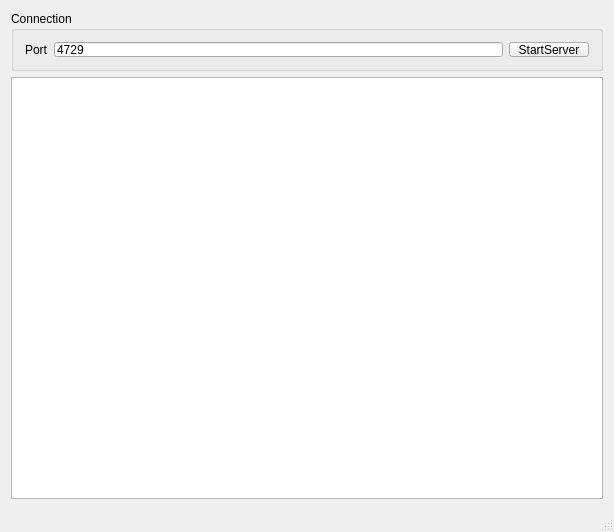
Before: the Qt Designer form server/mainwindow.ui in Dobr1802/QSsl_chat_v.2, drawn with Qt 5.
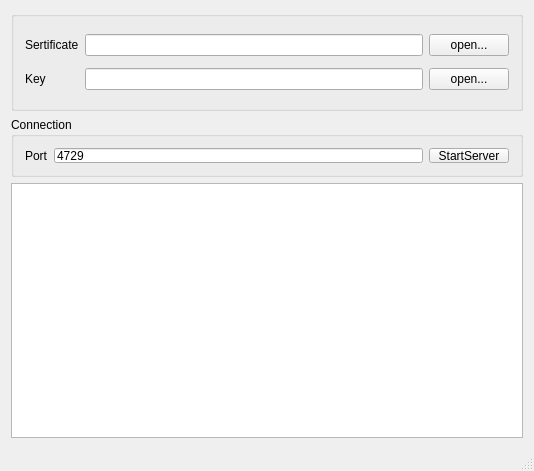
After: the same form once the commit is applied.

Commit message: add sertificates and sslserver

What changed in the file:
```diff
--- a/server/mainwindow.ui
+++ b/server/mainwindow.ui
@@ -6,8 +6,8 @@
    <rect>
     <x>0</x>
     <y>0</y>
-    <width>614</width>
-    <height>532</height>
+    <width>534</width>
+    <height>471</height>
    </rect>
   </property>
   <property name="windowTitle">
@@ -15,6 +15,61 @@
   </property>
   <widget class="QWidget" name="centralWidget">
    <layout class="QVBoxLayout" name="verticalLayout">
+    <item>
+     <widget class="QGroupBox" name="groupBox_2">
+      <property name="minimumSize">
+       <size>
+        <width>0</width>
+        <height>100</height>
+       </size>
+      </property>
+      <property name="maximumSize">
+       <size>
+        <width>16777215</width>
+        <height>100</height>
+       </size>
+      </property>
+      <property name="title">
+       <string/>
+      </property>
+      <layout class="QGridLayout" name="gridLayout_2">
+       <item row="1" column="1">
+        <widget class="QLineEdit" name="lineEdit_2"/>
+       </item>
+       <item row="0" column="2">
+        <widget class="QPushButton" name="sertificateOpenButton">
+         <property name="text">
+          <string>open...</string>
+         </property>
+        </widget>
+       </item>
+       <item row="0" column="1">
+        <widget class="QLineEdit" name="lineEdit"/>
+       </item>
+       <item row="1" column="2">
+        <widget class="QPushButton" name="keyOpenOpen">
+         <property name="text">
+          <string>open...</string>
+         </property>
+        </widget>
+       </item>
+       <item row="0" column="0">
+        <widget class="QLabel" name="label_2">
+         <property name="text">
+          <string>Sertificate</string>
+         </property>
+        </widget>
+       </item>
+       <item row="1" column="0">
+        <widget class="QLabel" name="label_3">
+         <property name="text">
+          <string>Key</string>
+         </property>
+        </widget>
+       </item>
+      </layout>
+     </widget>
+    </item>
     <item>
      <widget class="QGroupBox" name="groupBox">
       <property name="sizePolicy">
@@ -70,7 +125,7 @@
      </widget>
     </item>
     <item>
-     <widget class="QTextBrowser" name="textBrowser"/>
+     <widget class="QTextEdit" name="textEdit"/>
     </item>
    </layout>
   </widget>
```
The commit also changes 15 other files.
